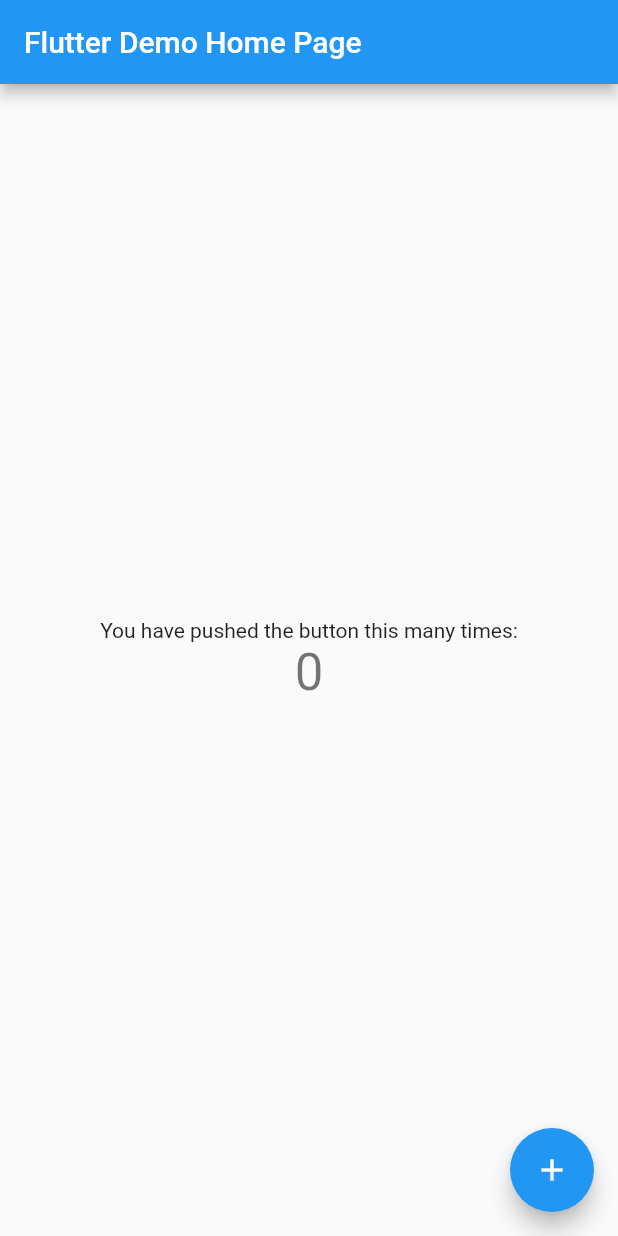
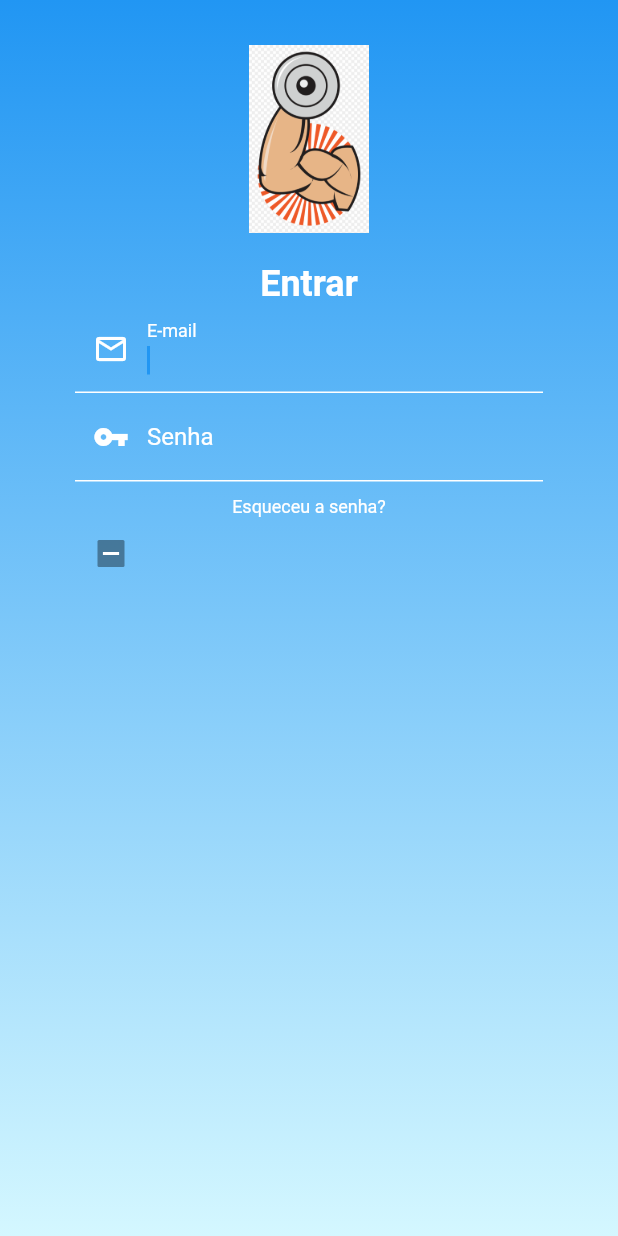
Before and after one commit to aldo-pereira22/gym_app, a Flutter app: the screen it shows after launch, on a phone screen of 412 x 824 dp. Run offline on Flutter 3.47's test engine with Material 2 defaults, Android fonts, the phone set to English and light mode, and no system bars; statements that could not run were skipped.

Commit message:
Formulario de login

```diff
--- a/lib/main.dart
+++ b/lib/main.dart
@@ -1,4 +1,5 @@
 import 'package:flutter/material.dart';
+import 'package:gym_app/screens/login_screen.dart';
 
 void main() {
   runApp(MyApp());
@@ -9,66 +10,8 @@ class MyApp extends StatelessWidget {
   @override
   Widget build(BuildContext context) {
     return MaterialApp(
-      title: 'Flutter Demo',
-      theme: ThemeData(
-
-        primarySwatch: Colors.blue,
-      ),
-      home: MyHomePage(title: 'Flutter Demo Home Page'),
+      title: 'Gym APPPPPP',
+      home: LoginScreen(),
     );
   }
 }
-
-class MyHomePage extends StatefulWidget {
-  MyHomePage({Key? key, required this.title}) : super(key: key);
-
-
-
-  final String title;
-
-  @override
-  _MyHomePageState createState() => _MyHomePageState();
-}
-
-class _MyHomePageState extends State<MyHomePage> {
-  int _counter = 0;
-
-  void _incrementCounter() {
-    setState(() {
-
-      _counter++;
-    });
-  }
-
-  @override
-  Widget build(BuildContext context) {
-
-    return Scaffold(
-      appBar: AppBar(
-
-        title: Text(widget.title),
-      ),
-      body: Center(
-        // Center is a layout widget. It takes a single child and positions it
-        // in the middle of the parent.
-        child: Column(
-          mainAxisAlignment: MainAxisAlignment.center,
-          children: <Widget>[
-            Text(
-              'You have pushed the button this many times:',
-            ),
-            Text(
-              '$_counter',
-              style: Theme.of(context).textTheme.headline4,
-            ),
-          ],
-        ),
-      ),
-      floatingActionButton: FloatingActionButton(
-        onPressed: _incrementCounter,
-        tooltip: 'Increment',
-        child: Icon(Icons.add),
-      ), // This trailing comma makes auto-formatting nicer for build methods.
-    );
-  }
-}
--- /dev/null
+++ b/lib/screens/home.dart
@@ -0,0 +1,13 @@
+import 'package:flutter/material.dart';
+
+class HomeScreen extends StatefulWidget {
+  @override
+  _HomeScreenState createState() => _HomeScreenState();
+}
+
+class _HomeScreenState extends State<HomeScreen> {
+  @override
+  Widget build(BuildContext context) {
+    return Container();
+  }
+}
--- /dev/null
+++ b/lib/screens/login_screen.dart
@@ -0,0 +1,127 @@
+import 'package:flutter/material.dart';
+
+class LoginScreen extends StatefulWidget {
+  @override
+  _LoginScreenState createState() => _LoginScreenState();
+}
+
+class _LoginScreenState extends State<LoginScreen> {
+  Color topColor = Colors.blue;
+  Color bottomColor = Color.fromARGB(255, 212, 247, 255);
+  bool continueConected = false;
+  @override
+  Widget build(BuildContext context) {
+    return Scaffold(
+      body: Container(
+        height: MediaQuery.of(context).size.height,
+        padding: EdgeInsets.symmetric(horizontal: 50, vertical: 30),
+        decoration: BoxDecoration(
+          gradient: LinearGradient(
+            begin: Alignment.topCenter,
+            end: Alignment.bottomCenter,
+            colors: [
+              topColor,
+              bottomColor,
+            ],
+          ),
+        ),
+        child: SingleChildScrollView(
+          child: Column(
+            mainAxisAlignment: MainAxisAlignment.spaceBetween,
+            crossAxisAlignment: CrossAxisAlignment.stretch,
+            children: [
+              Padding(
+                padding: EdgeInsets.only(
+                  bottom: 20,
+                ),
+                child: Image.asset(
+                  "assets/icon1.png",
+                  height: 125,
+                ),
+              ),
+              Text(
+                "Entrar",
+                textAlign: TextAlign.center,
+                style: TextStyle(
+                  color: Colors.white,
+                  fontSize: 24,
+                  fontWeight: FontWeight.bold,
+                ),
+              ),
+              Form(
+                child: Column(
+                  children: [
+                    TextFormField(
+                      autofocus: true,
+                      decoration: InputDecoration(
+                        labelText: "E-mail",
+                        labelStyle: TextStyle(
+                          color: Colors.white,
+                        ),
+                        prefixIcon: Icon(
+                          Icons.mail_outline,
+                          color: Colors.white,
+                        ),
+                        focusedBorder: UnderlineInputBorder(
+                          borderSide: BorderSide(
+                            color: Colors.white,
+                          ),
+                        ),
+                      ),
+                    ),
+                    TextFormField(
+                      decoration: InputDecoration(
+                        labelText: "Senha",
+                        labelStyle: TextStyle(
+                          color: Colors.white,
+                        ),
+                        prefixIcon: Icon(
+                          Icons.vpn_key_sharp,
+                          color: Colors.white,
+                        ),
+                        border: UnderlineInputBorder(
+                          borderSide: BorderSide(
+                            color: Colors.white,
+                          ),
+                        ),
+                        focusedBorder: UnderlineInputBorder(
+                          borderSide: BorderSide(
+                            color: Colors.white,
+                          ),
+                        ),
+                        enabledBorder: UnderlineInputBorder(
+                          borderSide: BorderSide(
+                            color: Colors.white,
+                          ),
+                        ),
+                      ),
+                    )
+                  ],
+                ),
+              ),
+              Padding(
+                padding: EdgeInsets.only(bottom: 10),
+              ),
+              GestureDetector(
+                onTap: () {
+                  print("Funcionou");
+                },
+                child: Text(
+                  "Esqueceu a senha?",
+                  style: TextStyle(
+                    color: Colors.white,
+                    fontSize: 12,
+                  ),
+                  textAlign: TextAlign.center,
+                ),
+              ),
+              Row(
+                children: [Checkbox(value: value, onChanged: onChanged)],
+              )
+            ],
+          ),
+        ),
+      ),
+    );
+  }
+}
--- a/pubspec.yaml
+++ b/pubspec.yaml
@@ -45,9 +45,8 @@ flutter:
   uses-material-design: true
 
   # To add assets to your application, add an assets section, like this:
-  # assets:
-  #   - images/a_dot_burr.jpeg
-  #   - images/a_dot_ham.jpeg
+  assets:
+    - assets/
 
   # An image asset can refer to one or more resolution-specific "variants", see
   # https://flutter.dev/assets-and-images/#resolution-aware.
```
Also changed, not shown: assets/icon1.png (added), 1 other file.
